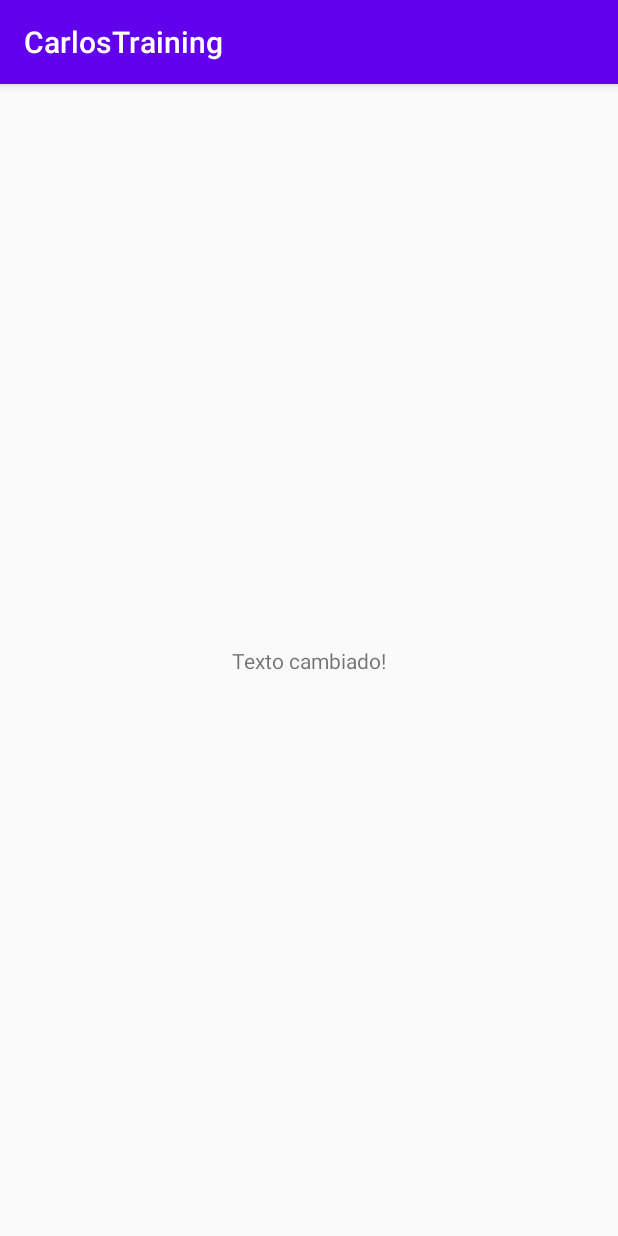
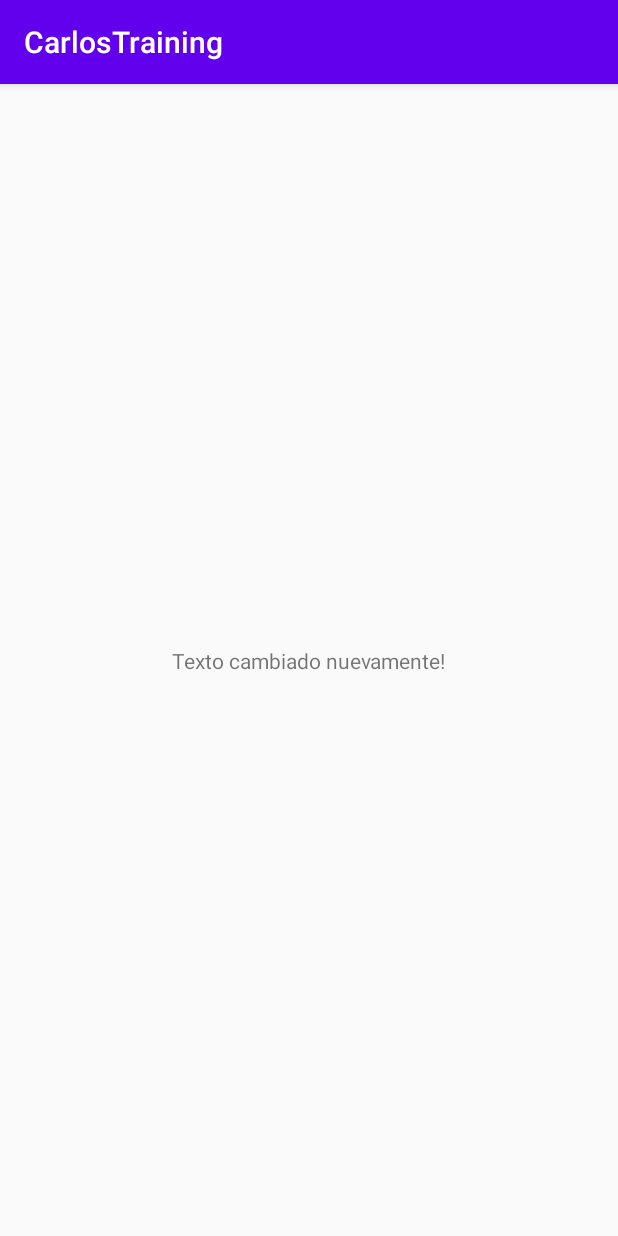
Before and after one commit to armandoantipas/CarlosTraining, an Android app: the screen it shows after launch (MainActivity), on a phone screen of 412 x 824 dp. Run offline under Robolectric (Android 15) with nearby library versions, the phone set to English and light mode, and no system bars.

Commit message:
Changing text

```diff
--- a/app/src/main/res/values/strings.xml
+++ b/app/src/main/res/values/strings.xml
@@ -1,4 +1,4 @@
 <resources>
     <string name="app_name">CarlosTraining</string>
-    <string name="texto_cambiado">Texto cambiado!</string>
+    <string name="texto_cambiado">Texto cambiado nuevamente!</string>
 </resources>
```
